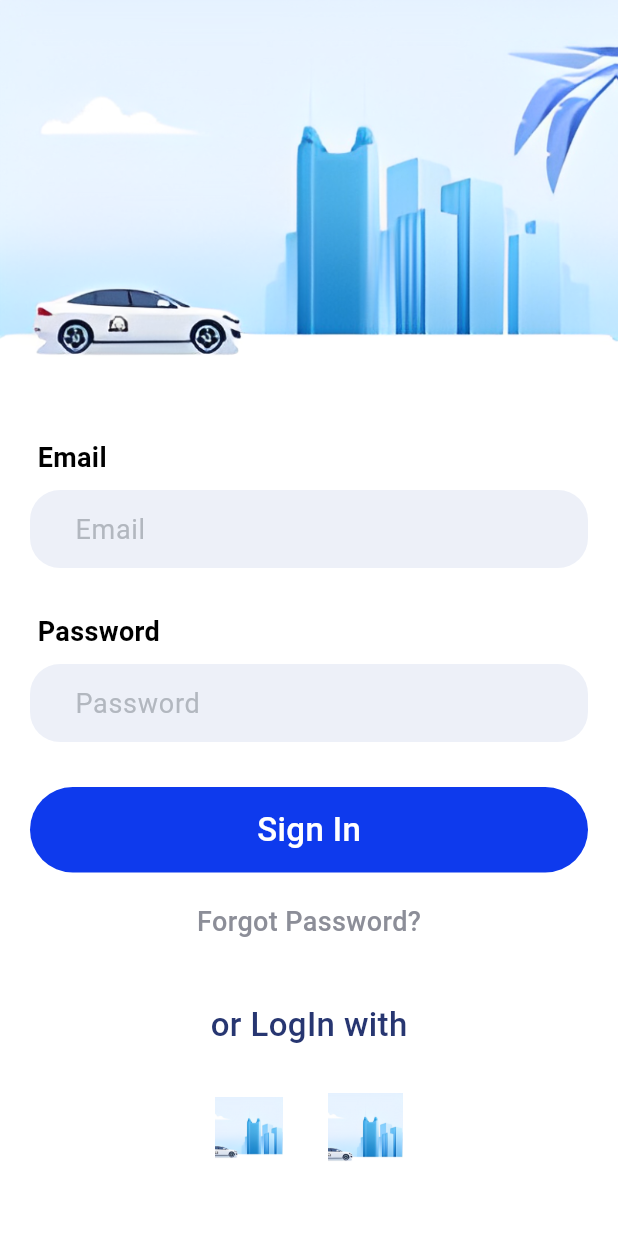
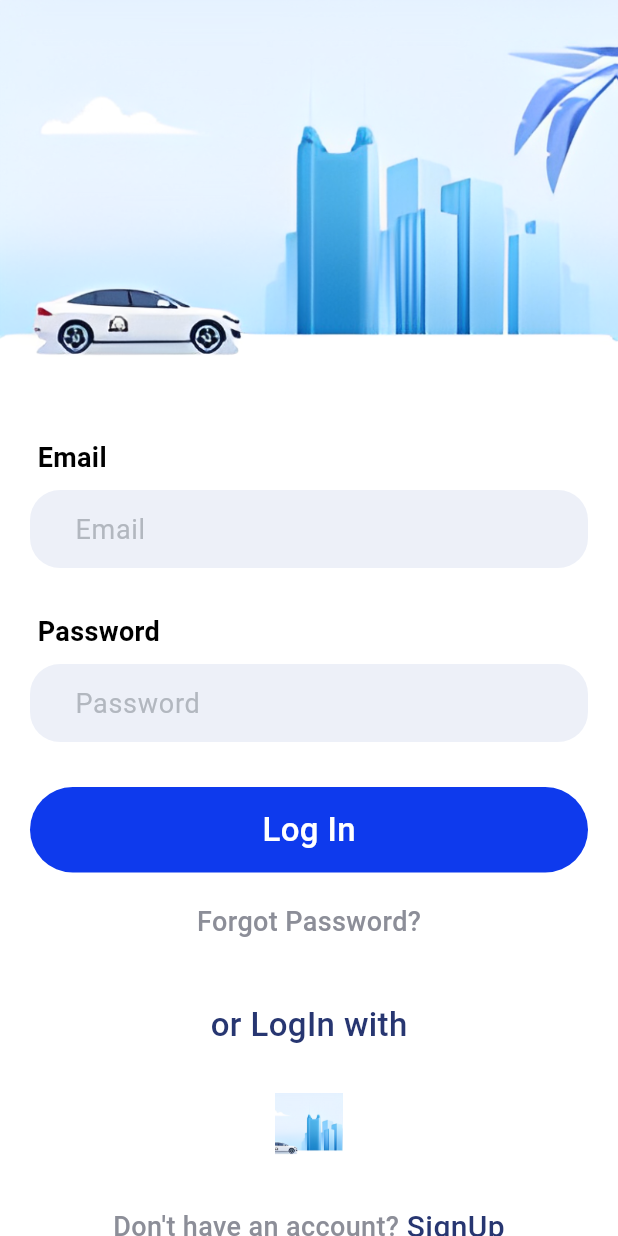
Before and after one commit to Aswindev2023/tradeLoop, a Flutter app: the screen it shows after launch, on a phone screen of 412 x 824 dp. Run offline on Flutter 3.47's test engine with Material 3 defaults, Android fonts, the phone set to English and light mode, and no system bars; our stand-ins replace bloc, equatable, firebase_auth, firebase_core, flutter_bloc; accounts and stored records are empty.

Commit message:
sign up page

```diff
--- /dev/null
+++ b/lib/core/utils/snackbar_utils.dart
@@ -0,0 +1,13 @@
+import 'package:flutter/material.dart';
+
+class SnackbarUtils {
+  static void showSnackbar(BuildContext context, String message,
+      {Color? backgroundColor, int durationInSeconds = 3}) {
+    final snackBar = SnackBar(
+      content: Text(message),
+      backgroundColor: backgroundColor ?? Colors.black87,
+      duration: Duration(seconds: durationInSeconds),
+    );
+    ScaffoldMessenger.of(context).showSnackBar(snackBar);
+  }
+}
--- a/lib/presentation/bloc/auth_bloc/auth_bloc_event.dart
+++ b/lib/presentation/bloc/auth_bloc/auth_bloc_event.dart
@@ -14,3 +14,13 @@ class LoginButtonPressed extends AuthBlocEvent {
   @override
   List<Object> get props => [email, password];
 }
+
+class SignUpButtonPressed extends AuthBlocEvent {
+  final String name;
+  final String email;
+  final String password;
+  const SignUpButtonPressed(
+      {required this.name, required this.email, required this.password});
+  @override
+  List<Object> get props => [name, email, password];
+}
--- a/lib/presentation/widgets/input_field_widget.dart
+++ b/lib/presentation/widgets/input_field_widget.dart
@@ -3,7 +3,7 @@ import 'package:flutter/material.dart';
 class InputFieldWidget extends StatelessWidget {
   final TextEditingController controller;
   final String hintText;
-  final String fieldName;
+  //final String fieldName;
   final String? errorMessage;
   final bool obscureText;
 
@@ -11,7 +11,7 @@ class InputFieldWidget extends StatelessWidget {
     super.key,
     required this.controller,
     required this.hintText,
-    required this.fieldName,
+    // required this.fieldName,
     this.errorMessage,
     this.obscureText = false,
   });
--- a/lib/presentation/widgets/login_widget.dart
+++ b/lib/presentation/widgets/login_widget.dart
@@ -9,7 +9,7 @@ class LoginForm extends StatefulWidget {
   final VoidCallback onLoginTap;
   final VoidCallback onForgotPasswordTap;
   final VoidCallback onGoogleSignIn;
-  final VoidCallback onAppleSignIn;
+
   final VoidCallback onSignUpTap;
 
   const LoginForm({
@@ -20,15 +20,14 @@ class LoginForm extends StatefulWidget {
     required this.onLoginTap,
     required this.onForgotPasswordTap,
     required this.onGoogleSignIn,
-    required this.onAppleSignIn,
     required this.onSignUpTap,
   });
 
   @override
-  _LoginFormState createState() => _LoginFormState();
+  LoginFormState createState() => LoginFormState();
 }
 
-class _LoginFormState extends State<LoginForm> {
+class LoginFormState extends State<LoginForm> {
   String? emailError;
   String? passwordError;
 
@@ -68,7 +67,7 @@ class _LoginFormState extends State<LoginForm> {
                 InputFieldWidget(
                   controller: widget.emailController,
                   hintText: 'Email',
-                  fieldName: 'Email',
+                  //fieldName: 'Email',
                   errorMessage: emailError,
                 ),
                 const SizedBox(height: 30.0),
@@ -90,7 +89,7 @@ class _LoginFormState extends State<LoginForm> {
                 InputFieldWidget(
                   controller: widget.passwordController,
                   hintText: 'Password',
-                  fieldName: 'Password',
+                  // fieldName: 'Password',
                   obscureText: true,
                   errorMessage: passwordError,
                 ),
@@ -118,7 +117,7 @@ class _LoginFormState extends State<LoginForm> {
                     ),
                     child: const Center(
                       child: Text(
-                        "Sign In",
+                        "Log In",
                         style: TextStyle(
                             color: Colors.white,
                             fontSize: 22.0,
@@ -163,19 +162,9 @@ class _LoginFormState extends State<LoginForm> {
                 fit: BoxFit.cover,
               ),
             ),
-            const SizedBox(width: 30.0),
-            GestureDetector(
-              onTap: widget.onAppleSignIn,
-              child: Image.asset(
-                "images/car (1).PNG",
-                height: 50,
-                width: 50,
-                fit: BoxFit.cover,
-              ),
-            ),
           ],
         ),
-        const SizedBox(height: 40.0),
+        const SizedBox(height: 30.0),
         Row(
           mainAxisAlignment: MainAxisAlignment.center,
           children: [
--- a/lib/services/auth_services.dart
+++ b/lib/services/auth_services.dart
@@ -7,4 +7,9 @@ class AuthServices {
     return await _firebaseAuth.signInWithEmailAndPassword(
         email: email, password: password);
   }
+
+  Future<UserCredential> signUp(String email, String password) async {
+    return await _firebaseAuth.createUserWithEmailAndPassword(
+        email: email, password: password);
+  }
 }
```
Also changed, not shown: lib/presentation/bloc/auth_bloc/auth_bloc_bloc.dart (+9 -0 lines), lib/presentation/screens/login_screen.dart (+16 -22 lines), lib/presentation/screens/signup_screen.dart (+42 -5 lines), lib/presentation/widgets/signup_widget.dart (+185 -0 lines).
